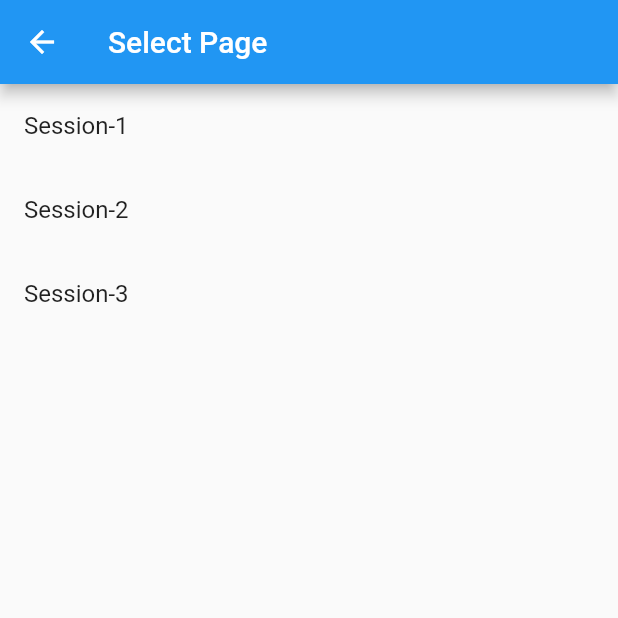
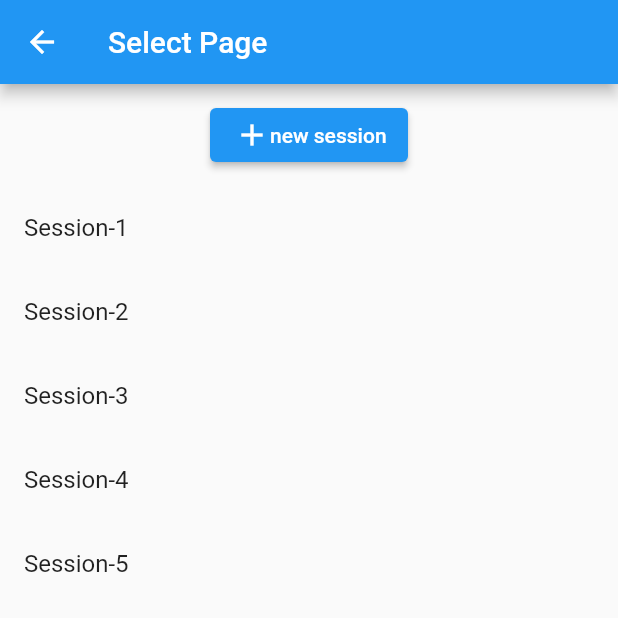
Before and after one commit to LorPetu/SchedulEx, a Flutter app: the SelectPage screen opened by its route, on a phone screen of 412 x 824 dp, the top half of it. Run offline on Flutter 3.47's test engine with Material 2 defaults, Android fonts, the phone set to English and light mode, and no system bars; network calls fail.

```diff
--- a/code/front-end/schedulex_webapp/lib/SelectPage.dart
+++ b/code/front-end/schedulex_webapp/lib/SelectPage.dart
@@ -13,23 +13,52 @@ class SelectPage extends StatelessWidget {
       appBar: AppBar(
         title: const Text('Select Page'),
       ),
-      body: ListView.builder(
+      body: Column(
+        mainAxisAlignment: MainAxisAlignment.center,
+        children: [
+          Padding(
+            padding: const EdgeInsets.all(10.0),
+            child: ElevatedButton(
+              child: const SizedBox(
+                width: 100,
+                child: Row(
+                  children: [Icon(Icons.add), Text('new session')],
+                ),
+              ),
+              onPressed: () {
+                // Set the ProblemSessionID in MyAppState
+                appState.setProblemSessionID('');
+                // #BACKEND createSession
+                //########
+
+                //########
+                // Navigate to the ProblemSession Page
+                Navigator.pushNamed(context, '/problemSession');
+                print(appState.userID + ' create a new session');
+              },
+            ),
+          ),
+          Expanded(
+            child: appState.ProblemSessionList.isEmpty
+                ? Center(
+                    child: Text('No data available'),
+                  )
+                : ListView.builder(
                     itemCount: appState.ProblemSessionList.length,
                     itemBuilder: (context, index) {
                       final element = appState.ProblemSessionList[index];
-
                       return ListTile(
                         title: Text(element.id),
                         onTap: () {
-              // Set the ProblemSessionID in MyAppState
                           appState.setProblemSessionID(element.id);
-
-              // Navigate to the ProblemSession Page
                           Navigator.pushNamed(context, '/problemSession');
                         },
                       );
                     },
                   ),
+          )
+        ],
+      ),
     );
   }
 }
```
Also changed, not shown: code/front-end/schedulex_webapp/lib/BackEndMethods.dart (renamed from code/front-end/schedulex_webapp/lib/DatabaseMethods.dart, +14 -4 lines), code/front-end/schedulex_webapp/lib/Unavailpage.dart (+6 -6 lines), code/front-end/schedulex_webapp/lib/main.dart (+58 -74 lines). Lines whose indentation alone changed are shown as unchanged.
